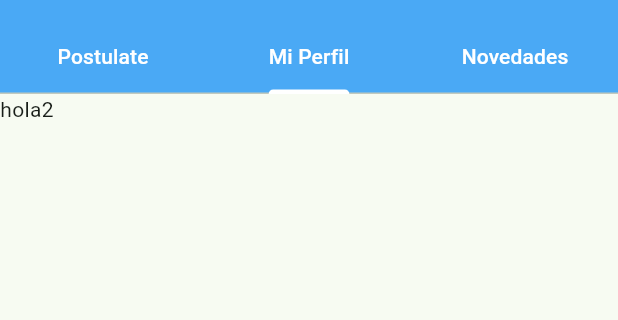
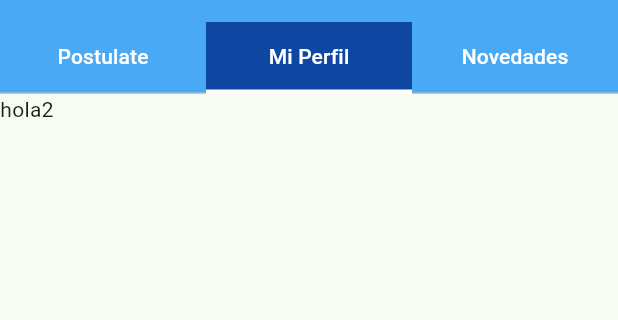
Before and after one commit to AgustinNaso/SerManos-TPE, a Flutter app: the HomeScreen screen opened by its route, tab 2 chosen, on a phone screen of 412 x 824 dp, the part 62-382 px from its top. Run offline on Flutter 3.47's test engine with Material 2 defaults, Android fonts, the phone set to English and light mode, and no system bars; our stand-ins replace cloud_firestore, firebase_auth, firebase_core, flutter_form_builder, flutter_hooks, flutter_riverpod and 3 more; accounts and stored records are empty.

Commit message:
feat: tabs right color

```diff
--- a/ser_manos/lib/screens/home_screen.dart
+++ b/ser_manos/lib/screens/home_screen.dart
@@ -25,10 +25,16 @@ class _HomeScreenState extends State<HomeScreen> {
           body: Column(children: [
             Container(
                 color: SermanosColors.secondary[1],
-                child: TabBar(
+                child: const TabBar(
                     indicatorColor: Colors.white,
+                    indicatorSize: TabBarIndicatorSize.tab,
                     labelColor: Colors.white,
                     unselectedLabelColor: Colors.white,
+                    indicator: BoxDecoration(
+                        color: SermanosColors.secondary,
+                        border: Border(
+                          bottom: BorderSide(color: Colors.white, width: 3),
+                        )),
                     tabs: <Widget>[
                       Tab(text: 'Postulate'),
                       Tab(text: 'Mi Perfil'),
```
